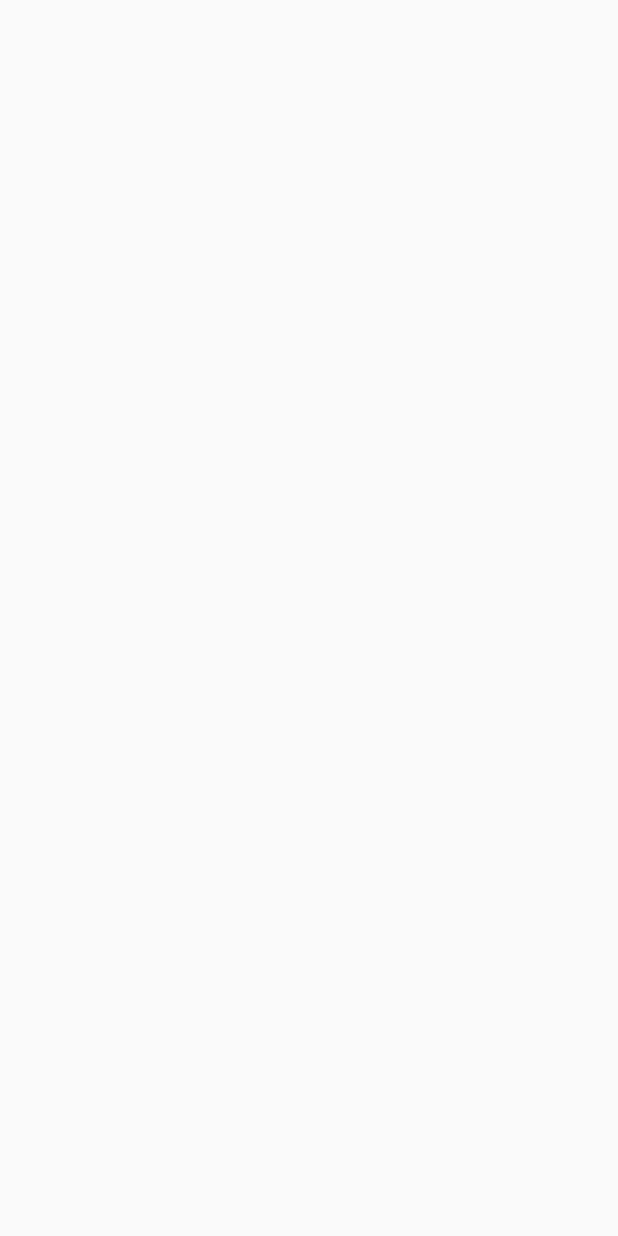
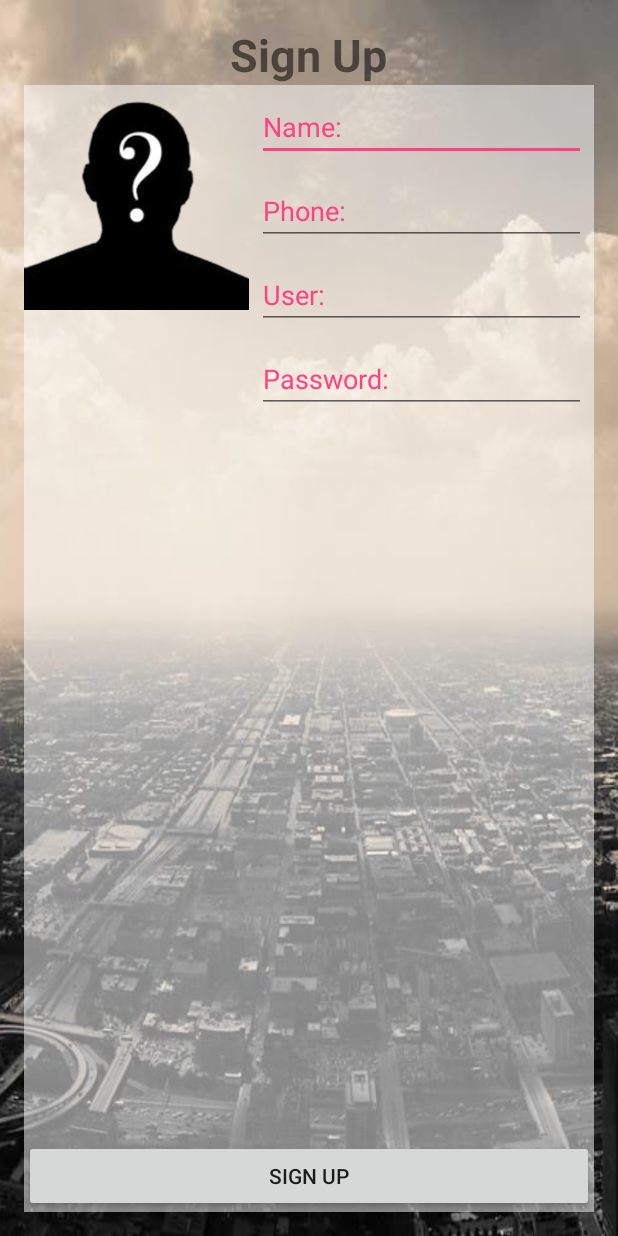
Before and after one commit to KamonwansWalee/Easy-KKU, an Android app: the SignUpActivity screen opened directly, with no data from a screen before it, on a phone screen of 412 x 824 dp. Before the commit the screen is empty. Run offline under Robolectric (Android 15) with nearby library versions, the light colour scheme and no system bars.

Commit message:
Design UI

```diff
--- a/app/src/main/res/layout/activity_sign_up.xml
+++ b/app/src/main/res/layout/activity_sign_up.xml
@@ -1,5 +1,6 @@
 <?xml version="1.0" encoding="utf-8"?>
 <RelativeLayout xmlns:android="http://schemas.android.com/apk/res/android"
+    xmlns:app="http://schemas.android.com/apk/res-auto"
     xmlns:tools="http://schemas.android.com/tools"
     android:id="@+id/activity_sign_up"
     android:layout_width="match_parent"
@@ -8,6 +9,88 @@
     android:paddingLeft="@dimen/activity_horizontal_margin"
     android:paddingRight="@dimen/activity_horizontal_margin"
     android:paddingTop="@dimen/activity_vertical_margin"
-    tools:context="kku.singsuanmon.kamonwans.easykku.SignUpActivity">
+    tools:context="kku.singsuanmon.kamonwans.easykku.SignUpActivity"
+    android:background="@drawable/bg27">
 
+    <TextView
+        android:text="@string/SignUp"
+        android:layout_width="wrap_content"
+        android:layout_height="wrap_content"
+        android:id="@+id/textView"
+        android:textSize="@dimen/h1"
+        android:textStyle="normal|bold"
+        android:layout_centerHorizontal="true" />
+
+    <Button
+        android:text="@string/SignUp"
+        android:layout_width="match_parent"
+        android:layout_height="wrap_content"
+        android:id="@+id/button3"
+        android:layout_alignParentBottom="true" />
+
+    <LinearLayout
+        android:orientation="horizontal"
+        android:layout_width="match_parent"
+        android:layout_height="match_parent"
+        android:layout_below="@+id/textView"
+        android:layout_alignParentLeft="true"
+        android:layout_alignParentStart="true"
+        android:background="#82ffffff">
+
+        <ImageView
+            android:layout_width="@dimen/icon"
+            android:layout_height="@dimen/icon"
+            app:srcCompat="@drawable/question_man"
+            android:id="@+id/imageView" />
+
+        <LinearLayout
+            android:orientation="vertical"
+            android:layout_width="match_parent"
+            android:layout_height="match_parent">
+
+            <EditText
+                android:layout_width="match_parent"
+                android:layout_height="wrap_content"
+                android:inputType="textPersonName"
+                android:ems="10"
+                android:id="@+id/editText"
+                android:layout_margin="5dp"
+                android:hint="Name:"
+                android:textColor="@color/aText"
+                android:textColorHint="@color/colorAccent" />
+
+            <EditText
+                android:layout_width="match_parent"
+                android:layout_height="wrap_content"
+                android:ems="10"
+                android:id="@+id/editText2"
+                android:layout_margin="5dp"
+                android:hint="Phone:"
+                android:inputType="number"
+                android:textColor="@color/aText"
+                android:textColorHint="@color/colorAccent" />
+
+            <EditText
+                android:layout_width="match_parent"
+                android:layout_height="wrap_content"
+                android:inputType="textPersonName"
+                android:ems="10"
+                android:id="@+id/editText3"
+                android:layout_margin="5dp"
+                android:hint="User:"
+                android:textColor="@color/aText"
+                android:textColorHint="@color/colorAccent" />
+
+            <EditText
+                android:layout_width="match_parent"
+                android:layout_height="wrap_content"
+                android:inputType="textPersonName"
+                android:ems="10"
+                android:id="@+id/editText4"
+                android:layout_margin="5dp"
+                android:hint="Password:"
+                android:textColor="@color/aText"
+                android:textColorHint="@color/colorAccent" />
+        </LinearLayout>
+    </LinearLayout>
 </RelativeLayout>
--- a/app/src/main/res/values/colors.xml
+++ b/app/src/main/res/values/colors.xml
@@ -2,5 +2,8 @@
 <resources>
     <color name="colorPrimary">#3F51B5</color>
     <color name="colorPrimaryDark">#303F9F</color>
-    <color name="colorAccent">#FF4081</color>
+    <color name="colorAccent">#ff4081</color>
+
+    <color name="aText">#00ff88</color>
+
 </resources>
--- a/app/src/main/res/values/dimens.xml
+++ b/app/src/main/res/values/dimens.xml
@@ -2,4 +2,9 @@
     <!-- Default screen margins, per the Android Design guidelines. -->
     <dimen name="activity_horizontal_margin">16dp</dimen>
     <dimen name="activity_vertical_margin">16dp</dimen>
+
+    <dimen name="h1">30sp</dimen>
+    <dimen name="h2">20sp</dimen>
+    <dimen name="icon">150dp</dimen>
+
 </resources>
```
Also changed, not shown: app/src/main/res/drawable/bg27.png (added), app/src/main/res/drawable/question_man.png (added).
